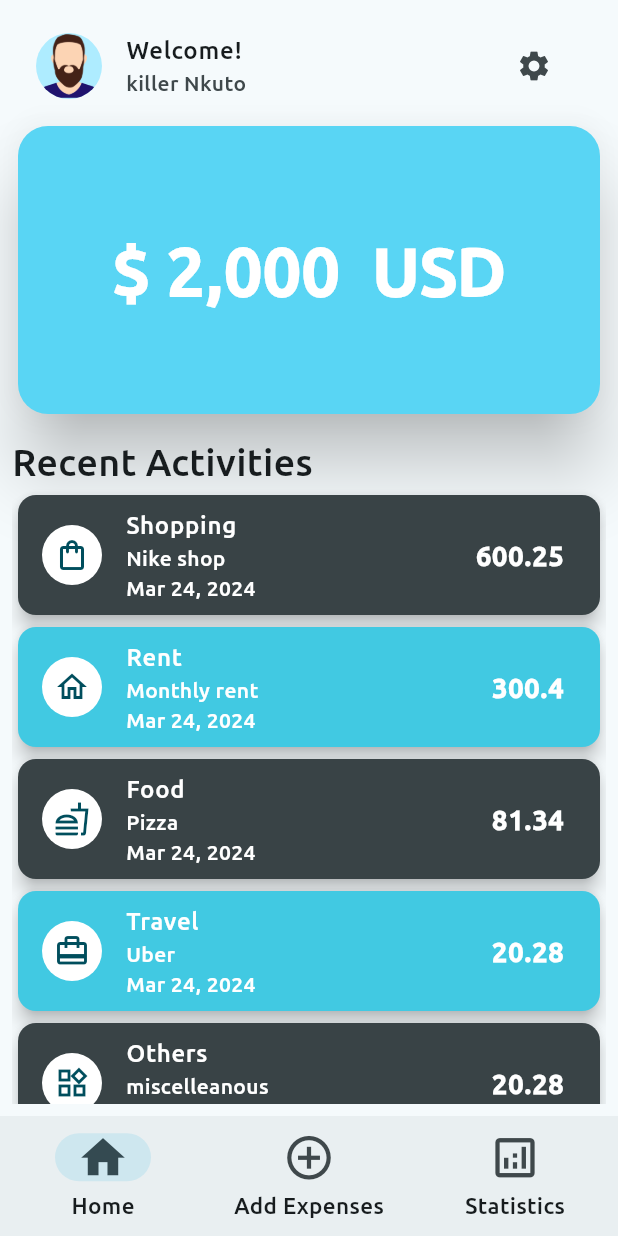
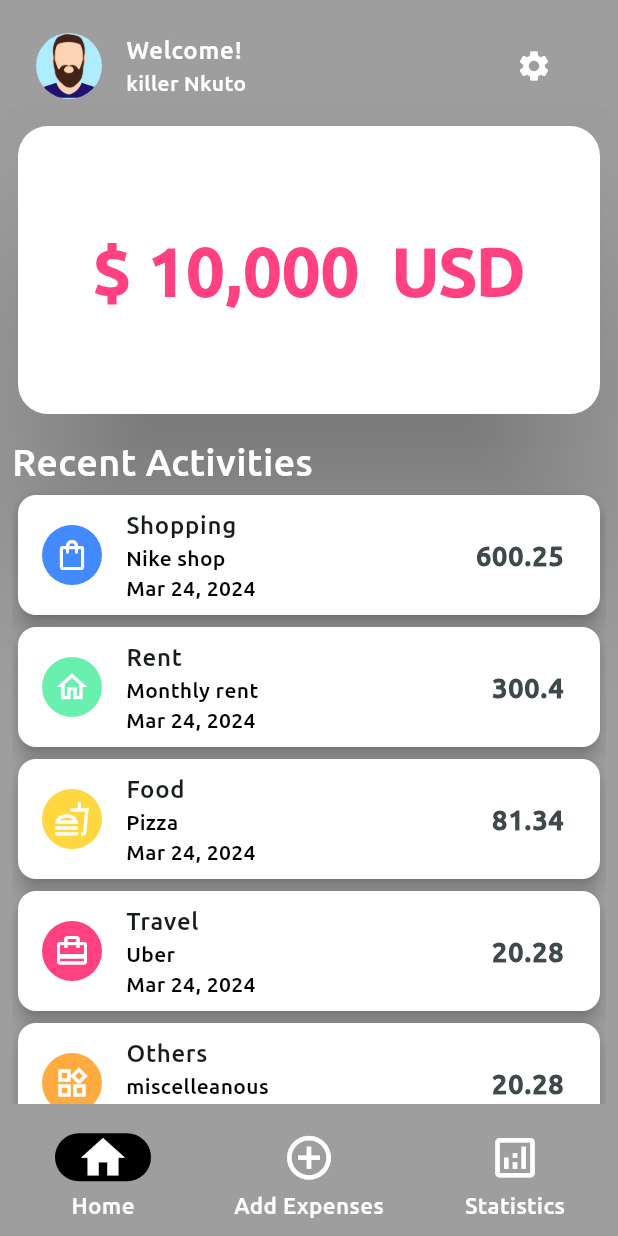
Before and after one commit to kwame70/expenses_app, a Flutter app: the screen it shows after launch, on a phone screen of 412 x 824 dp. Run offline on Flutter 3.47's test engine with Material 3 defaults, Android fonts, the phone set to English and light mode, and no system bars.

Commit message:
colors changed

```diff
--- a/lib/constants/constants.dart
+++ b/lib/constants/constants.dart
@@ -18,6 +18,9 @@ class Constants {
       Radius.circular(15),
     ),
   );
+
+  static const whiteColorTextStyle = TextStyle(color: Colors.white);
+  static const blackColorTextStyle = TextStyle(color: Colors.black);
 }
 
 enum IconDisplay {
--- a/lib/main.dart
+++ b/lib/main.dart
@@ -20,7 +20,7 @@ class MyApp extends StatelessWidget {
       theme: ThemeData(
         navigationBarTheme: const NavigationBarThemeData(
           labelTextStyle: MaterialStatePropertyAll(
-            TextStyle(fontSize: 15),
+            TextStyle(fontSize: 15, color: Colors.white),
           ),
         ),
         fontFamily: "Ubuntu",
--- a/lib/pages/add_expenses.dart
+++ b/lib/pages/add_expenses.dart
@@ -15,6 +15,7 @@ class _AddExpenseState extends State<AddExpense> {
   @override
   Widget build(BuildContext context) {
     return Scaffold(
+      backgroundColor: Colors.black,
       appBar: AppBar(
         centerTitle: true,
         title: const Text("Add Expenses"),
--- a/lib/pages/home_page.dart
+++ b/lib/pages/home_page.dart
@@ -18,8 +18,12 @@ class _HomePageState extends State<HomePage> {
 
   @override
   Widget build(BuildContext context) {
+    const Color whiteColor = Colors.white;
     return Scaffold(
+      backgroundColor: Colors.grey,
       bottomNavigationBar: NavigationBar(
+          indicatorColor: Colors.black,
+          backgroundColor: Colors.grey,
           onDestinationSelected: (value) {
             setState(() {
               currentPageIndex = value;
@@ -29,18 +33,21 @@ class _HomePageState extends State<HomePage> {
           destinations: const [
             NavigationDestination(
                 icon: Icon(
+                  color: whiteColor,
                   Icons.home,
                   size: 35,
                 ),
                 label: "Home"),
             NavigationDestination(
                 icon: Icon(
+                  color: whiteColor,
                   Icons.add_circle_outline_sharp,
                   size: 35,
                 ),
                 label: "Add Expenses"),
             NavigationDestination(
                 icon: Icon(
+                  color: whiteColor,
                   Icons.analytics_outlined,
                   size: 35,
                 ),
--- a/lib/pages/welcome.dart
+++ b/lib/pages/welcome.dart
@@ -1,3 +1,4 @@
+import 'package:expense_tracker/constants/constants.dart';
 import 'package:expense_tracker/constants/entry_list.dart';
 import 'package:expense_tracker/widgets/activity_card.dart';
 import 'package:expense_tracker/widgets/card_widget.dart';
@@ -17,6 +18,25 @@ class Welcome extends StatelessWidget {
       "widgets_outlined": Icons.widgets_outlined,
     };
 
+    // icon colors for each category
+    Color iconColors(String iconCategory) {
+      switch (iconCategory) {
+        case "Shopping":
+          return Colors.blueAccent;
+        case "Rent":
+          return Colors.greenAccent;
+        case "Food":
+          return Colors.amberAccent;
+        case "Others":
+          return Colors.orangeAccent;
+        case "Travel":
+          return Colors.pinkAccent;
+
+        default:
+          return Colors.white;
+      }
+    }
+
     return SafeArea(
       child: Padding(
         padding: const EdgeInsets.all(8.0),
@@ -24,11 +44,20 @@ class Welcome extends StatelessWidget {
           crossAxisAlignment: CrossAxisAlignment.start,
           children: [
             ListTile(
-              title: const Text("Welcome!"),
-              subtitle: const Text("killer Nkuto"),
+              title: const Text(
+                "Welcome!",
+                style: Constants.whiteColorTextStyle,
+              ),
+              subtitle: const Text(
+                "killer Nkuto",
+                style: Constants.whiteColorTextStyle,
+              ),
               trailing: IconButton(
+                color: Colors.white,
                 onPressed: () {},
-                icon: const Icon(Icons.settings),
+                icon: const Icon(
+                  Icons.settings,
+                ),
               ),
               leading: const CircleAvatar(
                 backgroundImage: AssetImage("assets/images/male_avatar.png"),
@@ -36,13 +65,13 @@ class Welcome extends StatelessWidget {
               ),
             ),
             //main card
-            const MyCard(totalExp: "\$ 2,000  USD"),
+            const MyCard(totalExp: "\$ 10,000  USD"),
             const SizedBox(
               height: 10,
             ),
             const Text(
               "Recent Activities",
-              style: TextStyle(fontSize: 25),
+              style: TextStyle(fontSize: 25, color: Colors.white),
             ),
             Expanded(
                 child: ListView.builder(
@@ -51,9 +80,8 @@ class Welcome extends StatelessWidget {
                 final entryList = entries[index];
                 //activity card
                 return ActivityCard(
-                    bgColor: index.isEven
-                        ? const Color.fromRGBO(57, 67, 70, 1)
-                        : const Color.fromRGBO(65, 201, 226, 1),
+                    bgColor: Colors.white,
+                    iconBgColor: iconColors(entryList["category"].toString()),
                     category: entryList["category"].toString(),
                     icon: iconDataMap[entryList["icon"].toString()]!,
                     notes: entryList["notes"].toString(),
--- a/lib/widgets/activity_card.dart
+++ b/lib/widgets/activity_card.dart
@@ -1,3 +1,4 @@
+import 'package:expense_tracker/constants/constants.dart';
 import 'package:flutter/material.dart';
 import 'package:intl/intl.dart';
 
@@ -9,6 +10,7 @@ class ActivityCard extends StatelessWidget {
     required this.notes,
     required this.amount,
     required this.bgColor,
+    required this.iconBgColor,
   });
 
   final IconData icon;
@@ -16,10 +18,11 @@ class ActivityCard extends StatelessWidget {
   final String notes;
   final double amount;
   final Color bgColor;
+  final Color iconBgColor;
 
   @override
   Widget build(BuildContext context) {
-    const TextStyle color = TextStyle(color: Colors.white);
+    // const TextStyle color = TextStyle(color: Colors.white);
 
     final DateTime now = DateTime.now();
     DateFormat formatter = DateFormat.yMMMd();
@@ -30,18 +33,21 @@ class ActivityCard extends StatelessWidget {
       elevation: 5,
       child: ListTile(
         leading: CircleAvatar(
-          backgroundColor: Colors.white,
-          child: Icon(icon),
+          backgroundColor: iconBgColor,
+          child: Icon(
+            icon,
+            color: Colors.white,
+          ),
         ),
         // expense category
         title: Text(
           category,
-          style: color,
+          // style: color,
         ),
         // notes
         subtitle: Text(
           "$notes \n$formattedDate",
-          style: color,
+          style: Constants.blackColorTextStyle,
         ),
         // amount
         trailing: Text(
@@ -49,7 +55,7 @@ class ActivityCard extends StatelessWidget {
           style: const TextStyle(
             fontSize: 18,
             fontWeight: FontWeight.bold,
-            color: Colors.white,
+            // color: Colors.white,
           ),
         ),
       ),
--- a/lib/widgets/card_widget.dart
+++ b/lib/widgets/card_widget.dart
@@ -11,8 +11,8 @@ class MyCard extends StatelessWidget {
       height: 200,
       width: double.infinity,
       child: Card(
-        color: const Color.fromRGBO(89, 213, 244, 1),
-        elevation: 20.0,
+        color: Colors.white,
+        elevation: 50.0,
         shape: const RoundedRectangleBorder(
           borderRadius: BorderRadius.all(
             Radius.circular(20),
@@ -22,7 +22,9 @@ class MyCard extends StatelessWidget {
           child: Text(
             totalExp,
             style: const TextStyle(
-                fontSize: 45, fontWeight: FontWeight.bold, color: Colors.white),
+                fontSize: 45,
+                fontWeight: FontWeight.bold,
+                color: Colors.pinkAccent),
           ),
         ),
       ),
```
